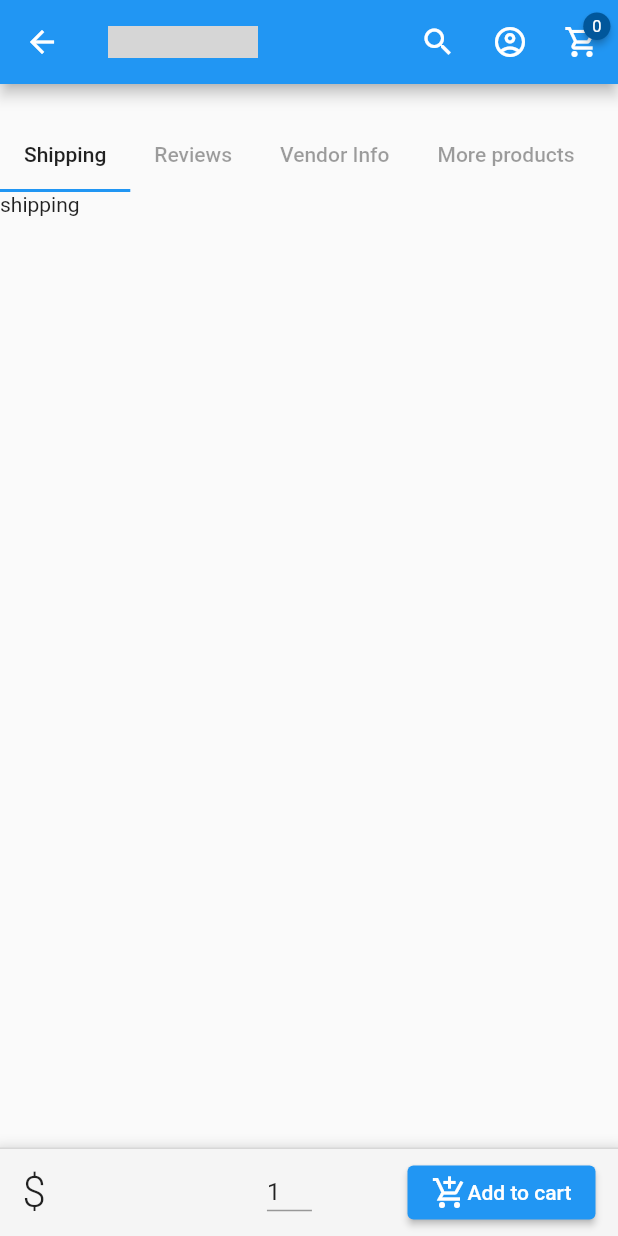
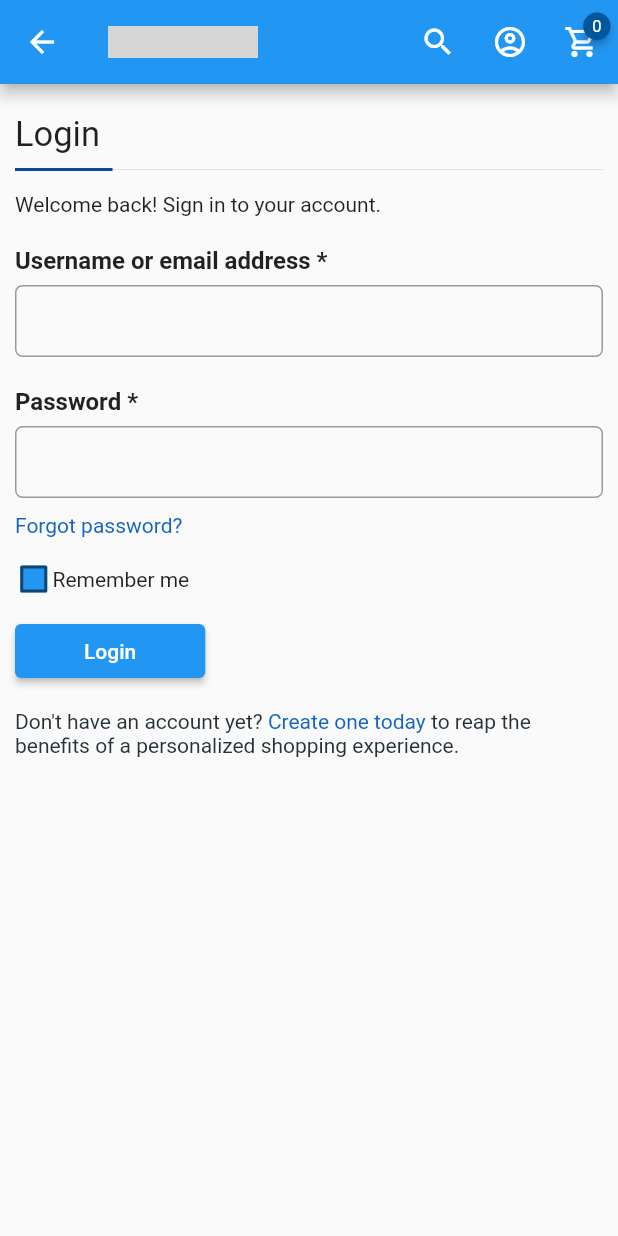
Before and after one commit to Nicolanasr/flutter-app, a Flutter app: the Product screen opened directly with empty values, scrolled down 576 dp, after a tap on the "account circle" icon, on a phone screen of 412 x 824 dp. Run offline on Flutter 3.47's test engine with Material 2 defaults, Android fonts, the phone set to English and light mode, and no system bars; drawn by our look-alikes of badges; our stand-ins replace flutter_rating_bar, flutter_spinkit; network calls fail; grey boxes are pictures that could not be loaded.

Commit message:
Added login and register screen

```diff
--- /dev/null
+++ b/lib/Pages/Authentication/login.dart
@@ -0,0 +1,192 @@
+import 'package:flutter/gestures.dart';
+import 'package:flutter/material.dart';
+import 'package:navigation_test/app_bar.dart';
+
+class LoginPage extends StatefulWidget {
+  LoginPage({Key? key}) : super(key: key);
+
+  @override
+  State<LoginPage> createState() => _LoginPageState();
+}
+
+class _LoginPageState extends State<LoginPage> {
+  final _formKey = GlobalKey<FormState>();
+
+  bool isChecked = false;
+
+  Color getColor(Set<MaterialState> states) {
+    return Colors.blue;
+  }
+
+  @override
+  Widget build(BuildContext context) {
+    return Form(
+      key: _formKey,
+      child: DefaultTextStyle(
+        style: TextStyle(color: Colors.blueGrey[900]),
+        child: Scaffold(
+          appBar: AppBarMod(),
+          body: SingleChildScrollView(
+            child: Container(
+              padding: const EdgeInsets.fromLTRB(10, 20, 10, 10),
+              child: Column(
+                crossAxisAlignment: CrossAxisAlignment.start,
+                children: [
+                  const Text(
+                    'Login',
+                    style: TextStyle(fontSize: 23),
+                  ),
+                  const SizedBox(
+                    height: 5,
+                  ),
+                  Stack(
+                    children: [
+                      SizedBox(
+                        width: 65,
+                        child: Divider(
+                          thickness: 2,
+                          color: Colors.blue[900],
+                          height: 10,
+                        ),
+                      ),
+                      const Divider(
+                        thickness: 0.5,
+                        height: 10,
+                      ),
+                    ],
+                  ),
+                  const SizedBox(
+                    height: 10,
+                  ),
+                  const Text('Welcome back! Sign in to your account.'),
+                  const SizedBox(
+                    height: 20,
+                  ),
+                  const Text(
+                    'Username or email address *',
+                    style: TextStyle(fontSize: 16, fontWeight: FontWeight.w600),
+                  ),
+                  const SizedBox(
+                    height: 7,
+                  ),
+                  TextFormField(
+                      validator: (value) {
+                        if (value == null || value.isEmpty) {
+                          return 'Please enter your Username';
+                        }
+                        return null;
+                      },
+                      decoration: InputDecoration(
+                        contentPadding: const EdgeInsets.fromLTRB(10, 0, 10, 0),
+                        border: OutlineInputBorder(
+                          borderRadius: BorderRadius.circular(5.0),
+                        ),
+                      )),
+                  const SizedBox(
+                    height: 20,
+                  ),
+                  const Text(
+                    'Password *',
+                    style: TextStyle(fontSize: 16, fontWeight: FontWeight.w600),
+                  ),
+                  const SizedBox(
+                    height: 7,
+                  ),
+                  TextFormField(
+                      validator: (value) {
+                        if (value == null || value.isEmpty) {
+                          return 'Please enter your password';
+                        }
+                        return null;
+                      },
+                      decoration: InputDecoration(
+                        contentPadding: const EdgeInsets.fromLTRB(10, 0, 10, 0),
+                        border: OutlineInputBorder(
+                          borderRadius: BorderRadius.circular(5.0),
+                        ),
+                      )),
+                  const SizedBox(
+                    height: 10,
+                  ),
+                  SizedBox(
+                    height: 20,
+                    child: GestureDetector(
+                      onTap: () {
+                        print('password reset');
+                      },
+                      child: Text(
+                        'Forgot password?',
+                        style: TextStyle(color: Colors.blue[800]),
+                      ),
+                    ),
+                  ),
+                  SizedBox(
+                    width: 120,
+                    child: InkWell(
+                      onTap: () {
+                        setState(() {
+                          isChecked = !isChecked;
+                        });
+                      },
+                      child: Row(
+                        children: [
+                          SizedBox(
+                            width: 25,
+                            child: Checkbox(
+                              splashRadius: 17,
+                              checkColor: Colors.white,
+                              fillColor:
+                                  MaterialStateProperty.resolveWith(getColor),
+                              value: isChecked,
+                              onChanged: (bool? value) {
+                                setState(() {
+                                  isChecked = value!;
+                                });
+                              },
+                            ),
+                          ),
+                          const Text('Remember me'),
+                        ],
+                      ),
+                    ),
+                  ),
+                  ElevatedButton(
+                      onPressed: () {
+                        if (_formKey.currentState!.validate()) {
+                          ScaffoldMessenger.of(context).showSnackBar(
+                              const SnackBar(content: Text('Review sent')));
+                        }
+                      },
+                      child: Container(
+                          padding: const EdgeInsets.symmetric(horizontal: 30),
+                          child: const Text("Login"))),
+                  const SizedBox(
+                    height: 15,
+                  ),
+                  RichText(
+                      text: TextSpan(
+                          text: 'Don\'t have an account yet?',
+                          style: TextStyle(color: Colors.blueGrey[900]),
+                          children: [
+                        TextSpan(
+                            text: ' Create one today ',
+                            style: TextStyle(color: Colors.blue[800]),
+                            recognizer: TapGestureRecognizer()
+                              ..onTap = () {
+                                _formKey.currentState!.reset();
+                                Navigator.pushNamed(context, '/register');
+                              }),
+                        TextSpan(
+                            style: TextStyle(color: Colors.blueGrey[900]),
+                            text:
+                                'to reap the benefits of a personalized shopping experience.')
+                      ])),
+                ],
+              ),
+            ),
+          ),
+        ),
+      ),
+    );
+  }
+}
--- a/lib/app_bar.dart
+++ b/lib/app_bar.dart
@@ -39,6 +39,7 @@ class AppBarModState extends State<AppBarMod> {
         ),
         actions: <Widget>[
           IconButton(
+            tooltip: 'Search',
             icon: const Icon(
               Icons.search,
               color: Colors.white,
@@ -48,11 +49,17 @@ class AppBarModState extends State<AppBarMod> {
             },
           ),
           IconButton(
+            tooltip: 'Account',
             icon: const Icon(
               Icons.account_circle_outlined,
               color: Colors.white,
             ),
-            onPressed: () {},
+            onPressed: () {
+              if (ModalRoute.of(context)!.settings.name != '/login' &&
+                  ModalRoute.of(context)!.settings.name != '/register') {
+                Navigator.pushNamed(context, '/login');
+              }
+            },
           ),
           Badge(
             position: const BadgePosition(top: 5, end: 5),
@@ -63,6 +70,7 @@ class AppBarModState extends State<AppBarMod> {
                   style: const TextStyle(fontSize: 11, color: Colors.white)),
             ),
             child: IconButton(
+              tooltip: 'Shopping Cart',
               icon: const Icon(
                 Icons.shopping_cart_outlined,
                 color: Colors.white,
--- a/lib/main.dart
+++ b/lib/main.dart
@@ -1,5 +1,7 @@
 import 'package:flutter/material.dart';
 import 'package:flutter_spinkit/flutter_spinkit.dart';
+import 'package:navigation_test/Pages/Authentication/login.dart';
+import 'package:navigation_test/Pages/Authentication/register.dart';
 import 'package:navigation_test/Pages/My%20Cart/my_cart_page.dart';
 import 'package:navigation_test/Pages/Product/product_page.dart';
 
@@ -18,6 +20,8 @@ void main() {
       '/show_category': (context) => ShowCategory(),
       '/show_product': (context) => Product(),
       '/my_cart': (context) => MyCart(),
+      '/login': (context) => LoginPage(),
+      '/register': (context) => RegisterPage(),
     },
     title: 'Flutter Demo',
   ));
--- a/pubspec.yaml
+++ b/pubspec.yaml
@@ -30,6 +30,7 @@ dependencies:
   snapping_page_scroll: ^2.0.1
   flutter_spinkit: ^5.0.0
   badges: ^2.0.1
+  url_launcher: ^6.0.8
   flutter_search_bar: ^3.0.0-dev.1
   flutter:
     sdk: flutter
@@ -39,6 +40,7 @@ dependencies:
   # Use with the CupertinoIcons class for iOS style icons.
   cupertino_icons: ^1.0.3
   flutter_rating_bar: ^4.0.0
+  path_provider: ^2.0.2
 
 dev_dependencies:
   flutter_test:
```
Also changed, not shown: lib/Pages/Authentication/register.dart (added, +180 -0 lines), lib/Pages/My Cart/my_cart_page.dart (+33 -15 lines), lib/Pages/My Cart/storage_file.dart (added, +62 -0 lines), pubspec.lock, 5 other files.
